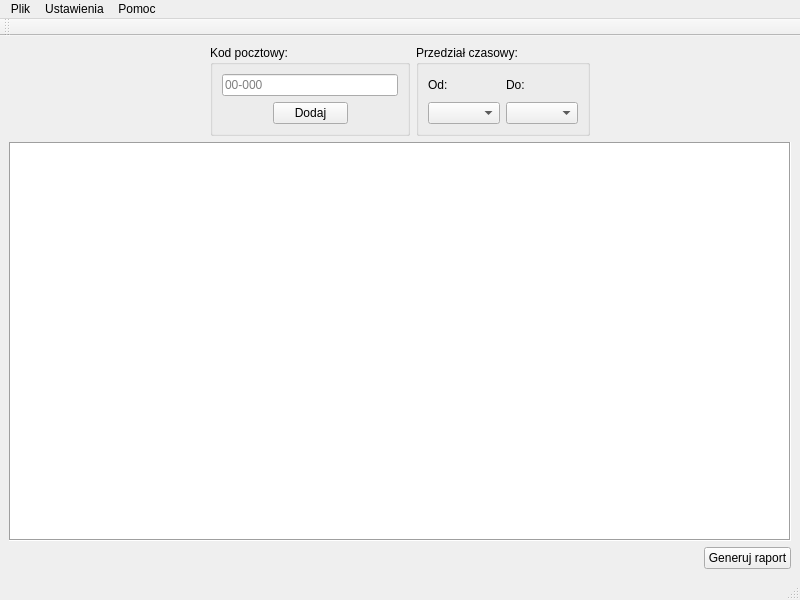
Before: the Qt Designer form Ui/main-window.ui in kuba172/Demog, drawn with Qt 5.
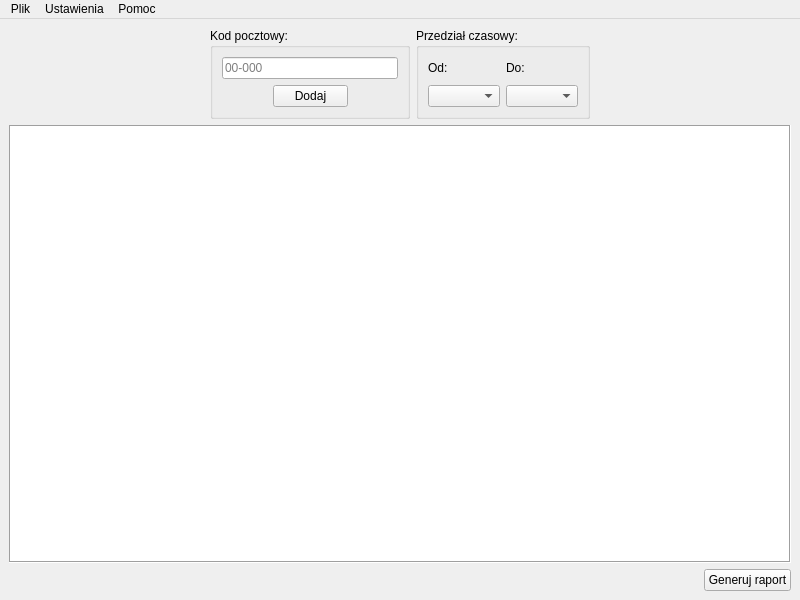
After: the same form once the commit is applied.

The edit to the form file:
```diff
--- a/Ui/main-window.ui
+++ b/Ui/main-window.ui
@@ -232,18 +232,6 @@
    <addaction name="menu_Settings"/>
    <addaction name="menu_Help"/>
   </widget>
-  <widget class="QStatusBar" name="statusbar"/>
-  <widget class="QToolBar" name="toolBar">
-   <property name="windowTitle">
-    <string>toolBar</string>
-   </property>
-   <attribute name="toolBarArea">
-    <enum>TopToolBarArea</enum>
-   </attribute>
-   <attribute name="toolBarBreak">
-    <bool>false</bool>
-   </attribute>
-  </widget>
   <action name="action_About_Program">
    <property name="text">
     <string>O programie...</string>
```
